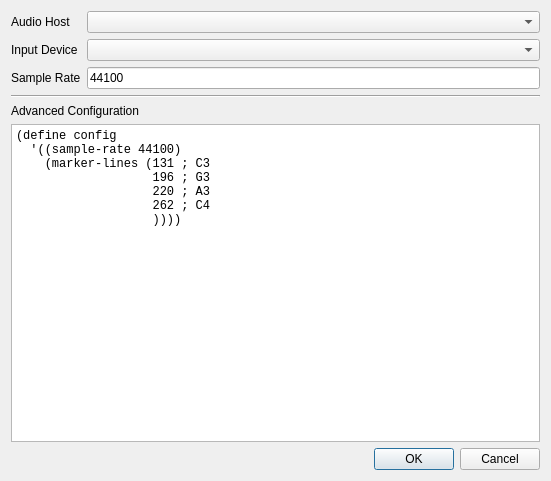
Qt form configuration.ui (sarahkw/swgetf0) before a commit.
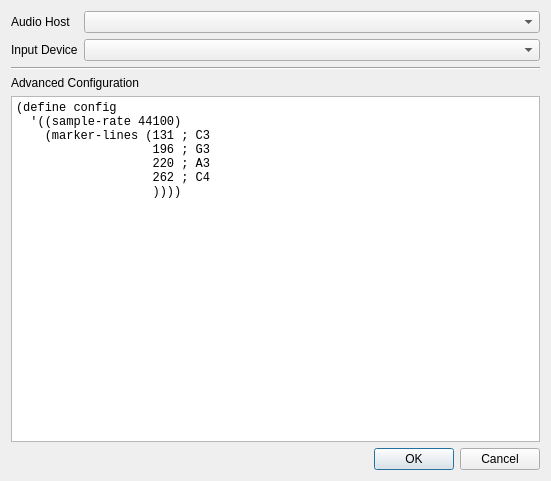
The same form after that commit.

Commit message:
Sample rate isn't something important enough to require UI form item
But really, I just wanted to keep my github commit streak going.

Patch:
```diff
--- a/configuration.ui
+++ b/configuration.ui
@@ -39,20 +39,6 @@
      <item row="1" column="1">
       <widget class="QComboBox" name="cmbInputDevice"/>
      </item>
-     <item row="2" column="0">
-      <widget class="QLabel" name="label_3">
-       <property name="text">
-        <string>Sample Rate</string>
-       </property>
-      </widget>
-     </item>
-     <item row="2" column="1">
-      <widget class="QLineEdit" name="txtSampleRate">
-       <property name="text">
-        <string>44100</string>
-       </property>
-      </widget>
-     </item>
     </layout>
    </item>
    <item>
```
The commit also changes 1 other file.
